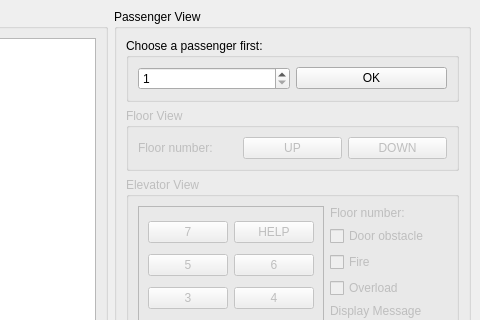
Above: mainwindow.ui from JennyHo5/elevator-simulator before the change; both pictures show x 181 to 661 and y 0 to 320 of the 661 by 630 pixel window. Below: the same form after it.
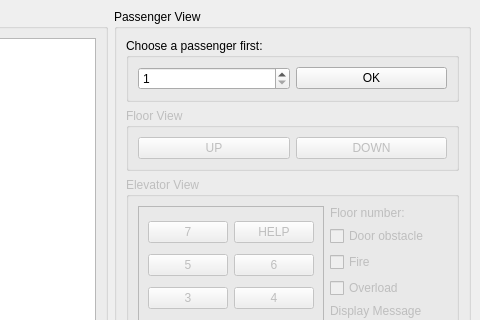
That is the form after the change.

Patch:
```diff
--- a/mainwindow.ui
+++ b/mainwindow.ui
@@ -68,13 +68,6 @@
           <string>Floor View</string>
          </property>
          <layout class="QHBoxLayout" name="horizontalLayout">
-          <item>
-           <widget class="QLabel" name="label">
-            <property name="text">
-             <string>Floor number:</string>
-            </property>
-           </widget>
-          </item>
           <item>
            <widget class="QPushButton" name="upButton">
             <property name="text">
```
